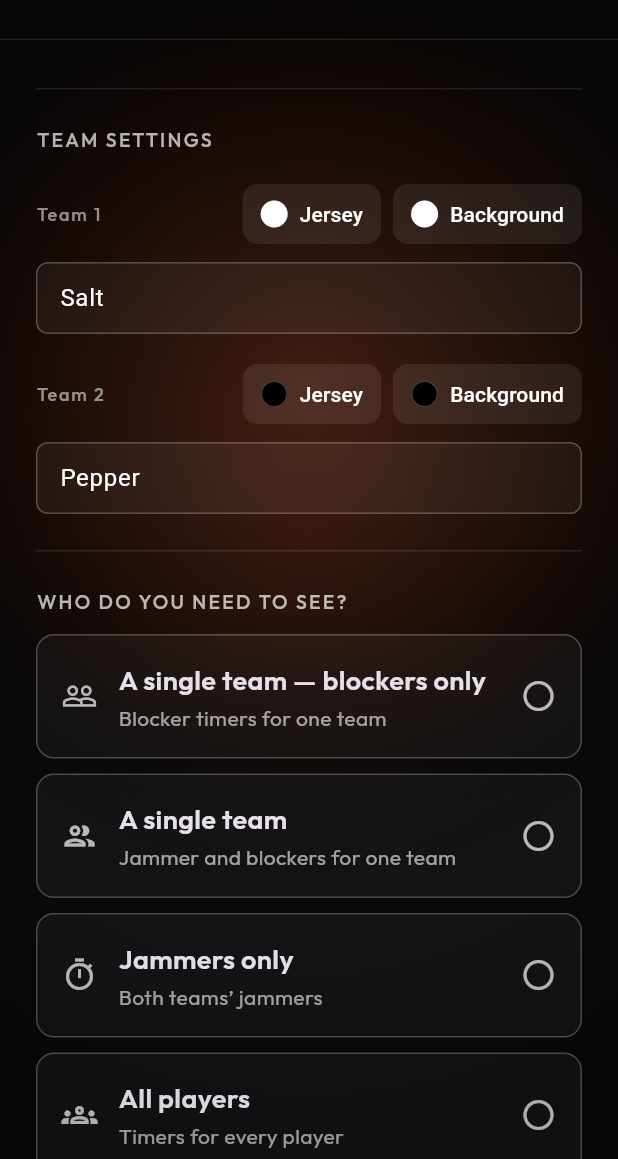
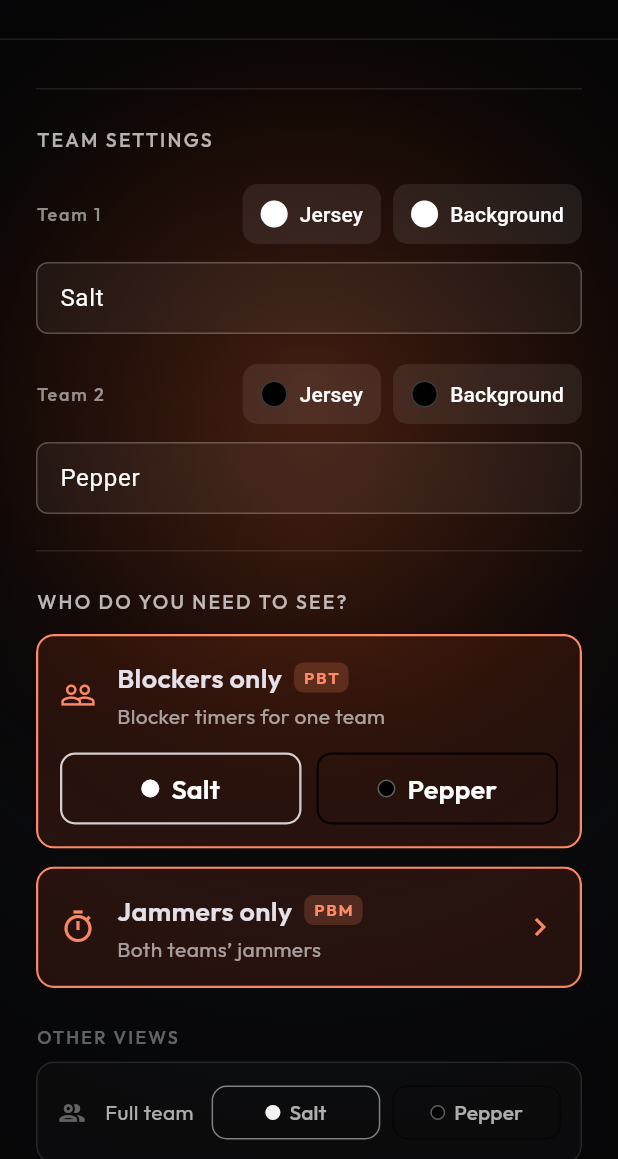
Before and after one commit to tanzoniteblack/jamready, a Flutter app: the PenaltyBoxHomeScreen screen opened directly, after a tap on "START OFFLINE", on a phone screen of 412 x 824 dp, the part 77-1236 px from its top. Run offline on Flutter 3.47's test engine with Material 3 defaults, Android fonts, the phone set to English and light mode, and no system bars; our stand-ins replace google_fonts, logger, shared_preferences, vibration, wakelock_plus; missing offline and left inert: mobile_scanner; accounts and stored records are empty; network calls fail.

Commit message:
Simplify JamBox role selection to one tap and feature PBT/PBM
Team views now open straight from team buttons inside each tile, and
both-team views open on tap, removing the select-then-confirm step.
Blockers only (PBT) and Jammers only (PBM) are featured with role badges;
Full team and All players move to a compact "Other views" section.

Co-Authored-By: Claude Opus 5.5 <noreply@anthropic.com>

```diff
--- a/lib/screens/home/role_selector.dart
+++ b/lib/screens/home/role_selector.dart
@@ -3,8 +3,11 @@ import 'package:flutter/material.dart';
 import '../../models/skater_seat.dart';
 import '../../styles/text_styles.dart';
 
-/// Chooses the timers a user needs before opening the timer screen.
-class RoleSelector extends StatefulWidget {
+/// Chooses the timers a user needs and opens them in a single tap.
+///
+/// The penalty box timer (PBT) and manager (PBM) views are featured; the
+/// remaining views sit below them in a quieter "other views" section.
+class RoleSelector extends StatelessWidget {
   final String team1Name;
   final String team2Name;
   final Color team1Color;
@@ -21,201 +24,288 @@ class RoleSelector extends StatefulWidget {
   });
 
   @override
-  State<RoleSelector> createState() => _RoleSelectorState();
-}
-
-class _RoleSelectorState extends State<RoleSelector> {
-  _ViewChoice? _choice;
-
-  void _select(_ViewChoice choice) => setState(() => _choice = choice);
-
-  void _openTeam(int teamIndex) {
-    final role = switch ((_choice!, teamIndex)) {
-      (_ViewChoice.singleTeam, 1) => AppRole.team1Full,
-      (_ViewChoice.singleTeam, 2) => AppRole.team2Full,
-      (_ViewChoice.blockersOnly, 1) => AppRole.team1BlockersOnly,
-      (_ViewChoice.blockersOnly, 2) => AppRole.team2BlockersOnly,
-      _ => throw StateError('A team is only available for team views.'),
-    };
-    widget.onTap(role);
-  }
-
-  @override
   Widget build(BuildContext context) {
-    final isTeamChoice =
-        _choice == _ViewChoice.singleTeam ||
-        _choice == _ViewChoice.blockersOnly;
+    final teams = [
+      (name: team1Name, color: team1Color),
+      (name: team2Name, color: team2Color),
+    ];
+    Widget tile(_ViewChoice choice) =>
+        _ChoiceTile(choice: choice, teams: teams, onTap: onTap);
 
     return Column(
       crossAxisAlignment: CrossAxisAlignment.stretch,
       children: [
-        for (final choice in _ViewChoice.values) ...[
-          _ChoiceTile(
-            choice: choice,
-            selected: _choice == choice,
-            onTap: () => _select(choice),
-          ),
-          const SizedBox(height: 10),
+        for (final choice in _ViewChoice.featured) ...[
+          tile(choice),
+          const SizedBox(height: 12),
         ],
-        if (isTeamChoice) ...[
-          const SizedBox(height: 10),
+        const SizedBox(height: 12),
         Text(
-            'CHOOSE A TEAM',
+          'OTHER VIEWS',
           style: AppTextStyles.clockLabel.copyWith(
-              color: Colors.white70,
-              fontSize: 13,
+            color: Colors.white38,
+            fontSize: 12,
             letterSpacing: 1.5,
           ),
         ),
-          const SizedBox(height: 12),
-          _TeamTile(
-            name: widget.team1Name,
-            color: widget.team1Color,
-            onTap: () => _openTeam(1),
-          ),
-          const SizedBox(height: 10),
-          _TeamTile(
-            name: widget.team2Name,
-            color: widget.team2Color,
-            onTap: () => _openTeam(2),
-          ),
-        ] else if (_choice != null) ...[
-          const SizedBox(height: 10),
-          SizedBox(
-            height: 54,
-            child: ElevatedButton(
-              onPressed: () => widget.onTap(
-                _choice == _ViewChoice.allPlayers ? AppRole.solo : AppRole.pbm,
-              ),
-              child: Text('OPEN TIMERS', style: AppTextStyles.buttonText),
-            ),
-          ),
+        const SizedBox(height: 8),
+        for (final choice in _ViewChoice.other) ...[
+          tile(choice),
+          const SizedBox(height: 8),
         ],
       ],
     );
   }
 }
 
+typedef _Team = ({String name, Color color});
+
+final _accent = Colors.deepOrange.shade300;
+
 /// Ordered by how likely each view is to be used, most likely first.
-enum _ViewChoice { blockersOnly, singleTeam, jammersOnly, allPlayers }
+enum _ViewChoice {
+  blockersOnly,
+  jammersOnly,
+  fullTeam,
+  allPlayers;
+
+  static Iterable<_ViewChoice> get featured =>
+      values.where((choice) => choice.roleTag != null);
+
+  static Iterable<_ViewChoice> get other =>
+      values.where((choice) => choice.roleTag == null);
+}
 
 extension on _ViewChoice {
   String get label => switch (this) {
+    _ViewChoice.blockersOnly => 'Blockers only',
+    _ViewChoice.jammersOnly => 'Jammers only',
+    _ViewChoice.fullTeam => 'Full team',
     _ViewChoice.allPlayers => 'All players',
-    _ViewChoice.jammersOnly => 'Jammers only',
-    _ViewChoice.singleTeam => 'A single team',
-    _ViewChoice.blockersOnly => 'A single team — blockers only',
   };
 
   String get subtitle => switch (this) {
+    _ViewChoice.blockersOnly => 'Blocker timers for one team',
+    _ViewChoice.jammersOnly => 'Both teams’ jammers',
+    _ViewChoice.fullTeam => 'Jammer and blockers for one team',
     _ViewChoice.allPlayers => 'Timers for every player',
-    _ViewChoice.jammersOnly => 'Both teams’ jammers',
-    _ViewChoice.singleTeam => 'Jammer and blockers for one team',
-    _ViewChoice.blockersOnly => 'Blocker timers for one team',
   };
 
   IconData get icon => switch (this) {
+    _ViewChoice.blockersOnly => Icons.people_outline,
+    _ViewChoice.jammersOnly => Icons.timer_outlined,
+    _ViewChoice.fullTeam => Icons.group_outlined,
     _ViewChoice.allPlayers => Icons.groups_outlined,
-    _ViewChoice.jammersOnly => Icons.timer_outlined,
-    _ViewChoice.singleTeam => Icons.group_outlined,
-    _ViewChoice.blockersOnly => Icons.people_outline,
+  };
+
+  /// The officiating position this view serves, if it is a featured one.
+  String? get roleTag => switch (this) {
+    _ViewChoice.blockersOnly => 'PBT',
+    _ViewChoice.jammersOnly => 'PBM',
+    _ => null,
+  };
+
+  /// Roles for team 1 and team 2, or null when the view covers both teams.
+  (AppRole, AppRole)? get teamRoles => switch (this) {
+    _ViewChoice.blockersOnly => (
+      AppRole.team1BlockersOnly,
+      AppRole.team2BlockersOnly,
+    ),
+    _ViewChoice.fullTeam => (AppRole.team1Full, AppRole.team2Full),
+    _ => null,
+  };
+
+  AppRole get bothTeamsRole => switch (this) {
+    _ViewChoice.jammersOnly => AppRole.pbm,
+    _ => AppRole.solo,
   };
 }
 
 class _ChoiceTile extends StatelessWidget {
   final _ViewChoice choice;
-  final bool selected;
-  final VoidCallback onTap;
+  final List<_Team> teams;
+  final void Function(AppRole) onTap;
 
   const _ChoiceTile({
     required this.choice,
-    required this.selected,
+    required this.teams,
     required this.onTap,
   });
 
   @override
   Widget build(BuildContext context) {
-    final accent = selected ? Colors.deepOrange.shade300 : Colors.white70;
-    return Semantics(
-      selected: selected,
-      button: true,
-      child: InkWell(
-        onTap: onTap,
-        borderRadius: BorderRadius.circular(12),
-        child: AnimatedContainer(
-          duration: const Duration(milliseconds: 150),
+    final teamRoles = choice.teamRoles;
+    final tag = choice.roleTag;
+    final featured = tag != null;
+
+    List<Widget> teamButtons(bool compact) => [
+      for (final (index, role) in [teamRoles!.$1, teamRoles.$2].indexed) ...[
+        if (index > 0) SizedBox(width: compact ? 8 : 10),
+        Expanded(
+          child: _TeamButton(
+            team: teams[index],
+            compact: compact,
+            onTap: () => onTap(role),
+          ),
+        ),
+      ],
+    ];
+
+    final content = featured
+        ? Padding(
             padding: const EdgeInsets.all(16),
-          decoration: BoxDecoration(
-            color: selected
-                ? Colors.deepOrange.withValues(alpha: 0.16)
-                : Colors.white.withValues(alpha: 0.04),
-            border: Border.all(
-              color: selected ? accent : Colors.white24,
-              width: selected ? 2 : 1,
-            ),
-            borderRadius: BorderRadius.circular(12),
-          ),
-          child: Row(
+            child: Column(
+              crossAxisAlignment: CrossAxisAlignment.stretch,
               children: [
-              Icon(choice.icon, color: accent),
+                Row(
+                  children: [
+                    Icon(choice.icon, color: _accent),
                     const SizedBox(width: 14),
                     Expanded(
                       child: Column(
                         crossAxisAlignment: CrossAxisAlignment.start,
                         children: [
-                    Text(choice.label, style: AppTextStyles.buttonText),
+                          Row(
+                            children: [
+                              Flexible(
+                                child: Text(
+                                  choice.label,
+                                  style: AppTextStyles.buttonText,
+                                  overflow: TextOverflow.ellipsis,
+                                ),
+                              ),
+                              const SizedBox(width: 8),
+                              _RoleBadge(tag),
+                            ],
+                          ),
                           const SizedBox(height: 3),
                           Text(choice.subtitle, style: AppTextStyles.infoText),
                         ],
                       ),
                     ),
-              Icon(
-                selected ? Icons.check_circle : Icons.radio_button_unchecked,
-                color: accent,
-              ),
+                    if (teamRoles == null)
+                      Icon(Icons.chevron_right, color: _accent),
                   ],
                 ),
+                if (teamRoles != null) ...[
+                  const SizedBox(height: 14),
+                  Row(children: teamButtons(false)),
+                ],
+              ],
+            ),
+          )
+        : Padding(
+            padding: const EdgeInsets.symmetric(horizontal: 14, vertical: 10),
+            child: Row(
+              children: [
+                Icon(choice.icon, color: Colors.white38, size: 20),
+                const SizedBox(width: 12),
+                Text(
+                  choice.label,
+                  style: AppTextStyles.infoText.copyWith(color: Colors.white70),
+                ),
+                const SizedBox(width: 12),
+                if (teamRoles != null)
+                  Expanded(child: Row(children: teamButtons(true)))
+                else ...[
+                  const Spacer(),
+                  const Icon(Icons.chevron_right, color: Colors.white38),
+                ],
+              ],
+            ),
+          );
+
+    return Material(
+      color: featured
+          ? Colors.deepOrange.withValues(alpha: 0.12)
+          : Colors.white.withValues(alpha: 0.02),
+      shape: RoundedRectangleBorder(
+        side: featured
+            ? BorderSide(color: _accent, width: 1.5)
+            : const BorderSide(color: Colors.white12),
+        borderRadius: BorderRadius.circular(12),
+      ),
+      clipBehavior: Clip.antiAlias,
+      child: teamRoles == null
+          ? InkWell(onTap: () => onTap(choice.bothTeamsRole), child: content)
+          : content,
+    );
+  }
+}
+
+class _RoleBadge extends StatelessWidget {
+  final String tag;
+
+  const _RoleBadge(this.tag);
+
+  @override
+  Widget build(BuildContext context) {
+    return Container(
+      padding: const EdgeInsets.symmetric(horizontal: 6, vertical: 2),
+      decoration: BoxDecoration(
+        color: _accent.withValues(alpha: 0.2),
+        borderRadius: BorderRadius.circular(6),
+      ),
+      child: Text(
+        tag,
+        style: AppTextStyles.clockLabel.copyWith(
+          color: _accent,
+          fontSize: 11,
+          fontWeight: FontWeight.w700,
         ),
       ),
     );
   }
 }
 
-class _TeamTile extends StatelessWidget {
-  final String name;
-  final Color color;
+class _TeamButton extends StatelessWidget {
+  final _Team team;
+  final bool compact;
   final VoidCallback onTap;
 
-  const _TeamTile({
-    required this.name,
-    required this.color,
+  const _TeamButton({
+    required this.team,
+    required this.compact,
     required this.onTap,
   });
 
   @override
   Widget build(BuildContext context) {
-    return InkWell(
-      onTap: onTap,
-      borderRadius: BorderRadius.circular(12),
-      child: Container(
-        padding: const EdgeInsets.all(16),
-        decoration: BoxDecoration(
-          color: Colors.white.withValues(alpha: 0.04),
-          border: Border.all(color: color.withValues(alpha: 0.8)),
-          borderRadius: BorderRadius.circular(12),
+    return OutlinedButton(
+      onPressed: onTap,
+      style: OutlinedButton.styleFrom(
+        foregroundColor: Colors.white,
+        minimumSize: Size.fromHeight(compact ? 36 : 48),
+        padding: EdgeInsets.symmetric(horizontal: compact ? 8 : 12),
+        side: BorderSide(
+          color: team.color.withValues(alpha: compact ? 0.5 : 0.8),
+          width: compact ? 1 : 1.5,
+        ),
+        shape: RoundedRectangleBorder(borderRadius: BorderRadius.circular(10)),
       ),
       child: Row(
+        mainAxisSize: MainAxisSize.min,
         children: [
           Container(
-              width: 12,
-              height: 12,
-              decoration: BoxDecoration(color: color, shape: BoxShape.circle),
+            width: compact ? 10 : 12,
+            height: compact ? 10 : 12,
+            decoration: BoxDecoration(
+              color: team.color,
+              shape: BoxShape.circle,
+              border: Border.all(color: Colors.white38),
             ),
-            const SizedBox(width: 14),
-            Expanded(child: Text(name, style: AppTextStyles.buttonText)),
-            const Icon(Icons.chevron_right, color: Colors.white70),
+          ),
+          SizedBox(width: compact ? 6 : 8),
+          Flexible(
+            child: Text(
+              team.name,
+              style: compact
+                  ? AppTextStyles.infoText.copyWith(color: Colors.white70)
+                  : AppTextStyles.buttonText,
+              overflow: TextOverflow.ellipsis,
+            ),
+          ),
         ],
-        ),
       ),
     );
   }
```
Also changed, not shown: 1 other file. Lines whose indentation alone changed are shown as unchanged.
